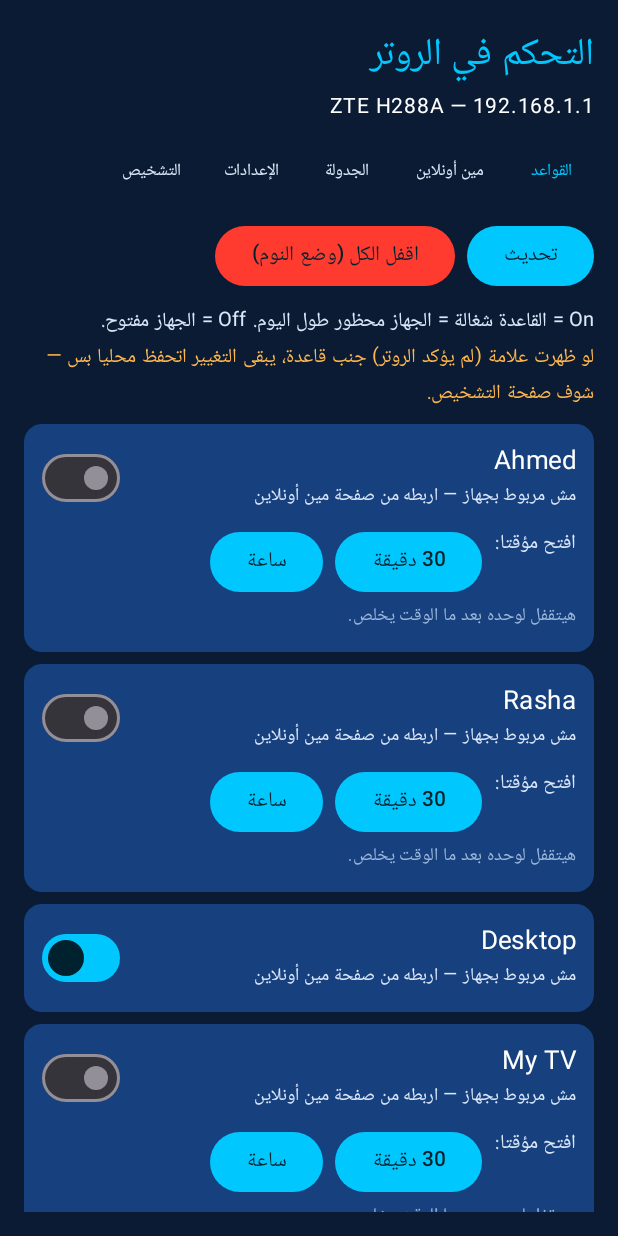
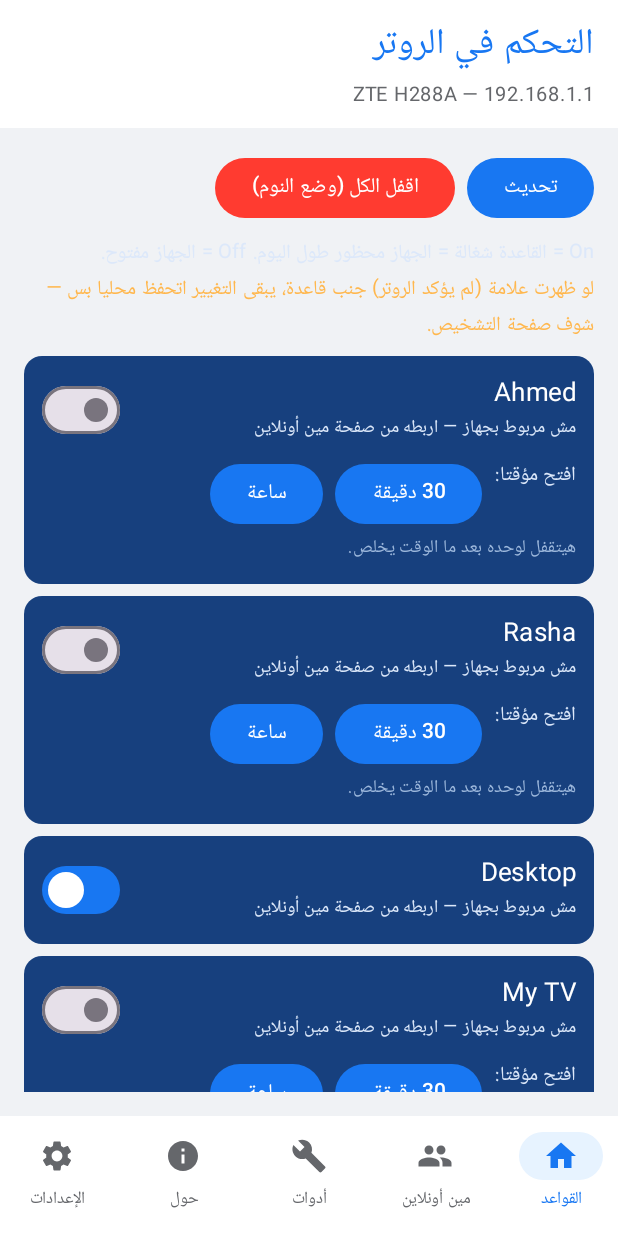
Before and after one commit to kader6000-cmd/RouterControl, an Android app built with Jetpack Compose: the screen it shows after launch (MainActivity), on a phone screen of 412 x 824 dp. Run offline under Robolectric (Android 15) with nearby library versions, the phone set to English and light mode, and no system bars; 1 statement that could not run was skipped.

Commit message:
RouterControl v1.9.8: add app/src/main/java/com/routercontrol/app/MainActivity.kt

```diff
--- a/app/src/main/java/com/routercontrol/app/MainActivity.kt
+++ b/app/src/main/java/com/routercontrol/app/MainActivity.kt
@@ -5,6 +5,12 @@ import androidx.activity.ComponentActivity
 import androidx.activity.compose.setContent
 import androidx.compose.foundation.background
 import androidx.compose.foundation.layout.*
+import androidx.compose.material.icons.Icons
+import androidx.compose.material.icons.filled.Build
+import androidx.compose.material.icons.filled.Home
+import androidx.compose.material.icons.filled.Info
+import androidx.compose.material.icons.filled.People
+import androidx.compose.material.icons.filled.Settings
 import androidx.compose.material3.*
 import androidx.compose.runtime.*
 import androidx.compose.ui.Alignment
@@ -13,20 +19,22 @@ import androidx.compose.ui.graphics.Color
 import androidx.compose.ui.platform.LocalLayoutDirection
 import androidx.compose.ui.text.input.KeyboardType
 import androidx.compose.ui.text.input.PasswordVisualTransformation
+import androidx.compose.ui.unit.LayoutDirection
 import androidx.compose.ui.unit.dp
-import androidx.compose.ui.unit.LayoutDirection
 import androidx.compose.ui.unit.sp
 import androidx.lifecycle.viewmodel.compose.viewModel
 import com.routercontrol.app.ui.RouterViewModel
 import com.routercontrol.app.ui.Screens
 import kotlinx.coroutines.launch
 
-// Bright vivid theme (v1.9.6): deep navy background, vivid cyan primary,
-// bright orange secondary, royal-blue panels — replaces the old gold/black.
-private val Navy = Color(0xFF0A1B33)
-private val Cyan = Color(0xFF00C8FF)
-private val Orange = Color(0xFFFF9500)
-private val Panel = Color(0xFF17407E)
+// Facebook-style theme (v1.9.8): light gray feed background, white cards and
+// top bar, Facebook blue primary — replaces the dark navy/cyan theme.
+// The launcher icon is NOT changed (user request).
+private val FbBlue = Color(0xFF1877F2)
+private val FbLightBlue = Color(0xFFE7F3FF)
+private val FbBg = Color(0xFFF0F2F5)
+private val FbText = Color(0xFF050505)
+private val FbMuted = Color(0xFF65676B)
 
 class MainActivity : ComponentActivity() {
     override fun onCreate(savedInstanceState: Bundle?) {
@@ -36,7 +44,17 @@ class MainActivity : ComponentActivity() {
             val state by vm.state.collectAsState()
             var unlocked by remember { mutableStateOf(false) }
             CompositionLocalProvider(LocalLayoutDirection provides LayoutDirection.Rtl) {
-                MaterialTheme(colorScheme = darkColorScheme(primary = Cyan, secondary = Orange, tertiary = Color(0xFFB388FF), background = Navy, surface = Panel, onPrimary = Color(0xFF00222E), onSecondary = Color(0xFF2A1500))) {
+                MaterialTheme(
+                    colorScheme = lightColorScheme(
+                        primary = FbBlue,
+                        secondary = FbBlue,
+                        background = FbBg,
+                        surface = Color.White,
+                        onPrimary = Color.White,
+                        onBackground = FbText,
+                        onSurface = FbText
+                    )
+                ) {
                     if (state.pinSet && !unlocked) {
                         PinScreen(vm) { unlocked = true }
                     } else {
@@ -58,14 +76,14 @@ private fun PinScreen(vm: RouterViewModel, onUnlock: () -> Unit) {
         isSetup = !vm.isPinSet()
     }
     Column(
-        Modifier.fillMaxSize().background(Navy).padding(24.dp),
+        Modifier.fillMaxSize().background(FbBg).padding(24.dp),
         verticalArrangement = Arrangement.Center,
         horizontalAlignment = Alignment.CenterHorizontally
     ) {
-        Text(if (isSetup) "عيّن رقم سري للتطبيق" else "اكتب الرقم السري", color = Cyan, fontSize = 22.sp)
+        Text(if (isSetup) "عيّن رقم سري للتطبيق" else "اكتب الرقم السري", color = FbBlue, fontSize = 22.sp)
         Text(
             "4 أرقام — عشان العيال ما يفتحوش التطبيق ويفكّوا الحظر بنفسهم",
-            color = Color(0xFFDCE8FA), fontSize = 14.sp
+            color = FbMuted, fontSize = 14.sp
         )
         Spacer(Modifier.height(16.dp))
         OutlinedTextField(
@@ -78,7 +96,7 @@ private fun PinScreen(vm: RouterViewModel, onUnlock: () -> Unit) {
         )
         if (error != null) {
             Spacer(Modifier.height(8.dp))
-            Text(error ?: "", color = Color(0xFFFF6B6B))
+            Text(error ?: "", color = Color(0xFFF02849))
         }
         Spacer(Modifier.height(16.dp))
         Button(
@@ -103,7 +121,7 @@ private fun PinScreen(vm: RouterViewModel, onUnlock: () -> Unit) {
         Spacer(Modifier.height(12.dp))
         Text(
             "لو نسيت الرقم: امسح بيانات التطبيق من إعدادات الموبايل (هيتمسح معاها إعدادات الروتر المحفوظة).",
-            color = Color(0xFF9DB8DC), fontSize = 12.sp
+            color = FbMuted, fontSize = 12.sp
         )
     }
 }
@@ -112,34 +130,67 @@ private fun PinScreen(vm: RouterViewModel, onUnlock: () -> Unit) {
 private fun AppShell(vm: RouterViewModel) {
     val state by vm.state.collectAsState()
     var page by remember { mutableStateOf("rules") }
-    Column(Modifier.fillMaxSize().background(Navy).padding(16.dp)) {
-        Text("التحكم في الروتر", color = Cyan, fontSize = 25.sp)
-        Text("ZTE H288A — 192.168.1.1", color = Color.White, fontSize = 14.sp)
-        if (state.message != null) {
-            Spacer(Modifier.height(8.dp))
-            Text(state.message ?: "", color = Color(0xFF90CAF9), fontSize = 13.sp)
+    // Facebook-style shell (v1.9.8): white top bar with the blue title,
+    // light gray feed background, and a bottom tab bar with icons.
+    // Tabs: Rules, Who's Online, Tools (diagnostics inside), About
+    // (developer + schedule inside), Settings. The launcher icon is unchanged.
+    val tabs = listOf(
+        Triple("rules", "القواعد", Icons.Filled.Home),
+        Triple("online", "مين أونلاين", Icons.Filled.People),
+        Triple("tools", "أدوات", Icons.Filled.Build),
+        Triple("about", "حول", Icons.Filled.Info),
+        Triple("settings", "الإعدادات", Icons.Filled.Settings)
+    )
+    Scaffold(
+        containerColor = FbBg,
+        topBar = {
+            Column(
+                Modifier.fillMaxWidth().background(Color.White)
+                    .padding(horizontal = 16.dp, vertical = 10.dp)
+            ) {
+                Text("التحكم في الروتر", color = FbBlue, fontSize = 24.sp)
+                Text("ZTE H288A — 192.168.1.1", color = FbMuted, fontSize = 13.sp)
             }
-        Spacer(Modifier.height(8.dp))
-        Row(horizontalArrangement = Arrangement.spacedBy(4.dp)) {
-            listOf(
-                "rules" to "القواعد",
-                "online" to "مين أونلاين",
-                "schedule" to "الجدولة",
-                "settings" to "الإعدادات",
-                "diag" to "التشخيص"
-            ).forEach { (key, label) ->
-                TextButton(onClick = { page = key }) {
-                    Text(label, color = if (page == key) Cyan else Color(0xFFDCE8FA), fontSize = 11.sp)
+        },
+        bottomBar = {
+            NavigationBar(containerColor = Color.White) {
+                tabs.forEach { (key, label, icon) ->
+                    NavigationBarItem(
+                        selected = page == key,
+                        onClick = { page = key },
+                        icon = { Icon(icon, contentDescription = label) },
+                        label = { Text(label, fontSize = 11.sp) },
+                        colors = NavigationBarItemDefaults.colors(
+                            selectedIconColor = FbBlue,
+                            selectedTextColor = FbBlue,
+                            unselectedIconColor = FbMuted,
+                            unselectedTextColor = FbMuted,
+                            indicatorColor = FbLightBlue
+                        )
+                    )
                 }
             }
         }
+    ) { padding ->
+        Column(Modifier.fillMaxSize().padding(padding).padding(16.dp)) {
+            if (state.message != null) {
+                Card(colors = CardDefaults.cardColors(containerColor = FbLightBlue)) {
+                    Text(
+                        state.message ?: "",
+                        color = FbBlue,
+                        fontSize = 13.sp,
+                        modifier = Modifier.padding(12.dp)
+                    )
+                }
                 Spacer(Modifier.height(8.dp))
+            }
             when (page) {
                 "online" -> Screens.OnlinePage(vm)
-            "schedule" -> Screens.SchedulePage(vm)
+                "tools" -> Screens.ToolsPage(vm)
+                "about" -> Screens.AboutPage(vm)
                 "settings" -> Screens.SettingsPage(vm)
-            "diag" -> Screens.DiagnosticsPage(vm)
                 else -> Screens.RulesPage(vm)
             }
         }
     }
+}
```
Lines whose indentation alone changed are shown as unchanged.
